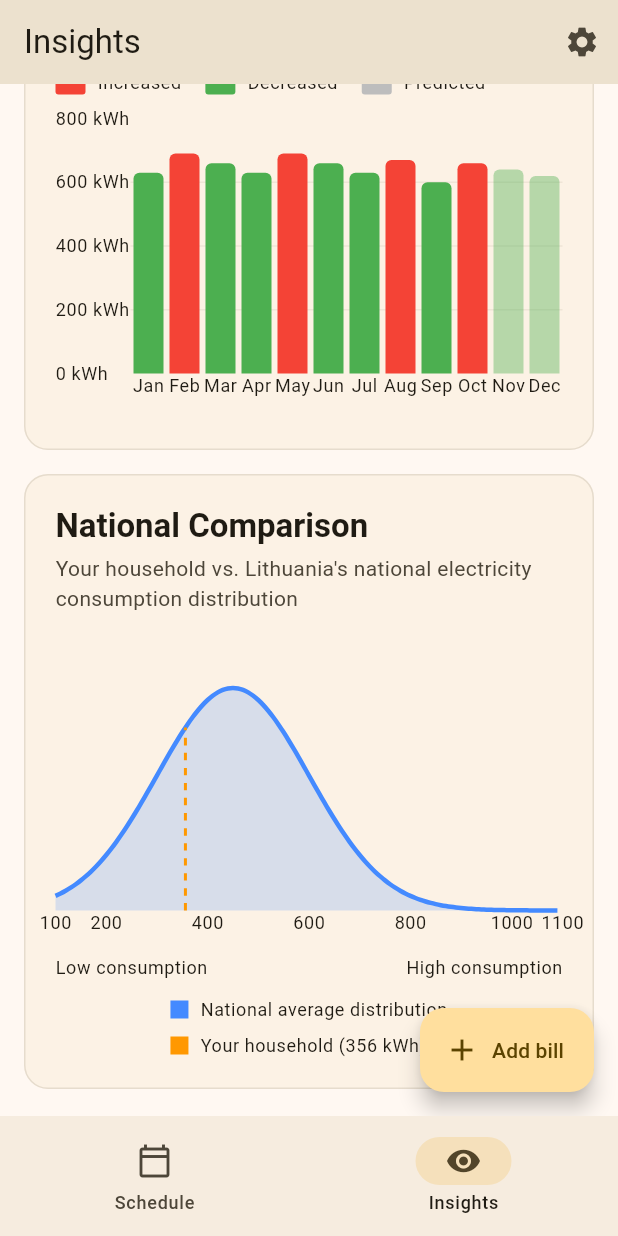
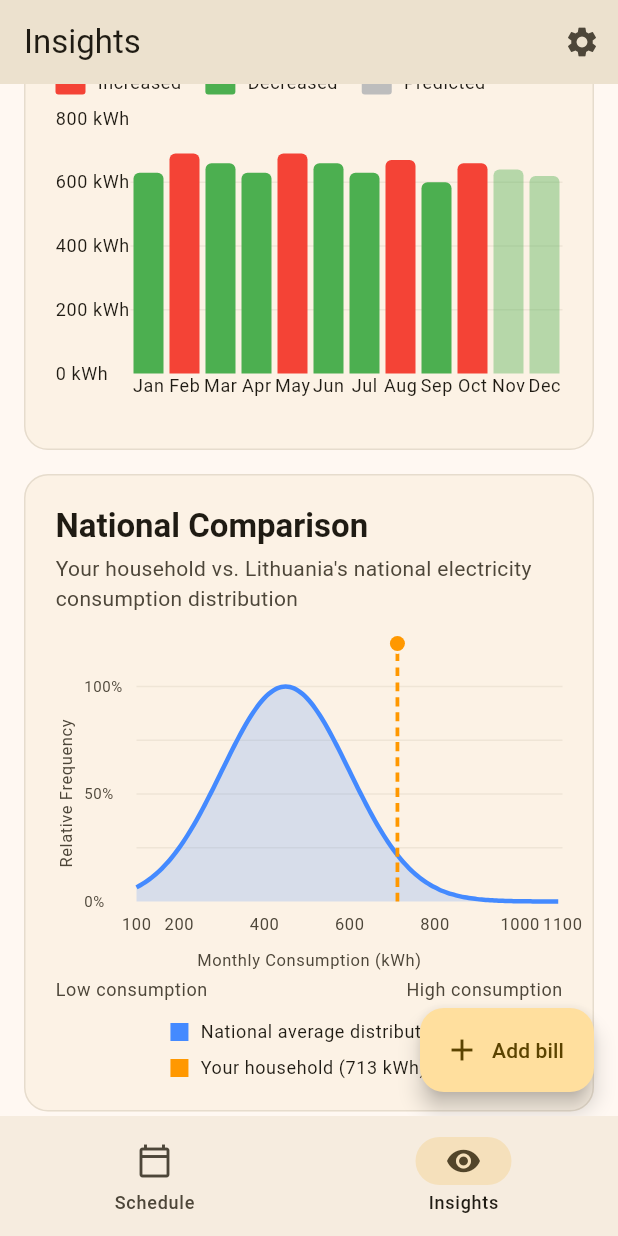
Before and after one commit to walking-octopus/load_schedule, a Flutter app: the screen it shows after launch, item 2 of the bottom bar chosen, scrolled down 576 dp, on a phone screen of 412 x 824 dp. Run offline on Flutter 3.47's test engine with Material 3 defaults, Android fonts, the light colour scheme and no system bars; drawn by our look-alikes of fl_chart; our stand-ins replace geolocator, shared_preferences.

Commit message:
fix: national distribution chart and insane bill values (clear your storage)

```diff
--- a/lib/core/utils.dart
+++ b/lib/core/utils.dart
@@ -271,45 +271,52 @@ class BillUtils {
     return monthNamesShort[month.month - 1];
   }
 
+  /// Assumed average electricity price in EUR/kWh for conversions
+  /// Typical Lithuanian residential rate is around 0.15-0.25 EUR/kWh
+  static const double averageElectricityPricePerKwh = 0.20;
+
   /// Create default bill breakdown based on total amount
   static Map<String, ApplianceConsumption> createDefaultBillBreakdown(
     double totalAmount,
   ) {
+    // Convert EUR to kWh by dividing by price per kWh
+    double eurToKwh(double euros) => euros / averageElectricityPricePerKwh;
+
     return {
       'Heating': ApplianceConsumption(
         name: 'Heating',
         amount: totalAmount * 0.45,
-        kwh: totalAmount * 0.45 * 2.5,
+        kwh: eurToKwh(totalAmount * 0.45),
         color: heatingColor,
       ),
       'Water Heater': ApplianceConsumption(
         name: 'Water Heater',
         amount: totalAmount * 0.20,
-        kwh: totalAmount * 0.20 * 2.5,
+        kwh: eurToKwh(totalAmount * 0.20),
         color: waterHeaterColor,
       ),
       'Refrigerator': ApplianceConsumption(
         name: 'Refrigerator',
         amount: totalAmount * 0.12,
-        kwh: totalAmount * 0.12 * 2.5,
+        kwh: eurToKwh(totalAmount * 0.12),
         color: refrigeratorColor,
       ),
       'Washing Machine': ApplianceConsumption(
         name: 'Washing Machine',
         amount: totalAmount * 0.08,
-        kwh: totalAmount * 0.08 * 2.5,
+        kwh: eurToKwh(totalAmount * 0.08),
         color: washingMachineColor,
       ),
       'Dishwasher': ApplianceConsumption(
         name: 'Dishwasher',
         amount: totalAmount * 0.07,
-        kwh: totalAmount * 0.07 * 2.5,
+        kwh: eurToKwh(totalAmount * 0.07),
         color: dishwasherColor,
       ),
       'Other': ApplianceConsumption(
         name: 'Other',
         amount: totalAmount * 0.08,
-        kwh: totalAmount * 0.08 * 2.5,
+        kwh: eurToKwh(totalAmount * 0.08),
         color: otherColor,
       ),
     };
--- a/lib/pages/insights/widgets.dart
+++ b/lib/pages/insights/widgets.dart
@@ -405,9 +405,6 @@ class NationalComparisonCard extends StatelessWidget {
     final normalizedPoints =
         dataPoints.map((e) => FlSpot(e.x, e.y / maxY * 100)).toList();
 
-    // User point
-    final userPointY = StatsUtils.normalPdf(userKwh, mean, stdDev) / maxY * 100;
-
     return Container(
       margin: const EdgeInsets.only(bottom: 16),
       decoration: BoxDecoration(
@@ -440,11 +437,38 @@ class NationalComparisonCard extends StatelessWidget {
             const SizedBox(height: 20),
             Column(
               children: [
-                SizedBox(
-                  height: 200,
-                  child: LineChart(
+                Row(
+                  children: [
+                    RotatedBox(
+                      quarterTurns: 3,
+                      child: Text(
+                        'Relative Frequency',
+                        style: Theme.of(context).textTheme.bodySmall?.copyWith(
+                              color: Theme.of(context).colorScheme.onSurfaceVariant,
+                              fontSize: 11,
+                            ),
+                      ),
+                    ),
+                    const SizedBox(width: 4),
+                    Expanded(
+                      child: SizedBox(
+                        height: 200,
+                        child: LineChart(
                     LineChartData(
-                      gridData: FlGridData(show: false),
+                      gridData: FlGridData(
+                        show: true,
+                        drawVerticalLine: false,
+                        horizontalInterval: 25,
+                        getDrawingHorizontalLine: (value) {
+                          return FlLine(
+                            color: Theme.of(context)
+                                .colorScheme
+                                .outlineVariant
+                                .withValues(alpha: 0.3),
+                            strokeWidth: 1,
+                          );
+                        },
+                      ),
                       lineTouchData: LineTouchData(
                         enabled: true,
                         touchTooltipData: LineTouchTooltipData(
@@ -482,8 +506,28 @@ class NationalComparisonCard extends StatelessWidget {
                         ),
                       ),
                       titlesData: FlTitlesData(
-                        leftTitles: const AxisTitles(
-                          sideTitles: SideTitles(showTitles: false),
+                        leftTitles: AxisTitles(
+                          sideTitles: SideTitles(
+                            showTitles: true,
+                            reservedSize: 35,
+                            interval: 25,
+                            getTitlesWidget: (value, meta) {
+                              // Only show labels at 0, 50, 100
+                              if (value == 0 || value == 50 || value == 100) {
+                                return Padding(
+                                  padding: const EdgeInsets.only(right: 4),
+                                  child: Text(
+                                    '${value.toInt()}%',
+                                    style: Theme.of(context).textTheme.bodySmall?.copyWith(
+                                          color: Theme.of(context).colorScheme.onSurfaceVariant,
+                                          fontSize: 10,
+                                        ),
+                                  ),
+                                );
+                              }
+                              return const SizedBox.shrink();
+                            },
+                          ),
                         ),
                         topTitles: const AxisTitles(
                           sideTitles: SideTitles(showTitles: false),
@@ -494,10 +538,17 @@ class NationalComparisonCard extends StatelessWidget {
                         bottomTitles: AxisTitles(
                           sideTitles: SideTitles(
                             showTitles: true,
+                            reservedSize: 28,
                             interval: 200,
-                            getTitlesWidget: (value, _) => Text(
-                              '${value.toInt()}',
-                              style: Theme.of(context).textTheme.bodySmall,
+                            getTitlesWidget: (value, _) => Padding(
+                              padding: const EdgeInsets.only(top: 8),
+                              child: Text(
+                                '${value.toInt()}',
+                                style: Theme.of(context).textTheme.bodySmall?.copyWith(
+                                      color: Theme.of(context).colorScheme.onSurfaceVariant,
+                                      fontSize: 11,
+                                    ),
+                              ),
                             ),
                           ),
                         ),
@@ -515,17 +566,34 @@ class NationalComparisonCard extends StatelessWidget {
                           ),
                           dotData: const FlDotData(show: false),
                         ),
-                        // User marker line
+                        // User marker line (full height)
                         LineChartBarData(
                           spots: [
                             FlSpot(userKwh, 0),
-                            FlSpot(userKwh, userPointY),
+                            FlSpot(userKwh, 120),
                           ],
                           isCurved: false,
                           color: Colors.orange,
-                          barWidth: 2,
-                          dashArray: [5, 5],
-                          dotData: const FlDotData(show: false),
+                          barWidth: 2.5,
+                          dashArray: [6, 4],
+                          dotData: FlDotData(
+                            show: true,
+                            getDotPainter: (spot, percent, barData, index) {
+                              // Only show dot at the intersection with curve
+                              if (spot.y == 120) {
+                                return FlDotCirclePainter(
+                                  radius: 5,
+                                  color: Colors.orange,
+                                  strokeWidth: 2,
+                                  strokeColor: Theme.of(context).colorScheme.surfaceContainerLow,
+                                );
+                              }
+                              return FlDotCirclePainter(
+                                radius: 0,
+                                color: Colors.transparent,
+                              );
+                            },
+                          ),
                         ),
                       ],
                       minX: 100,
@@ -533,19 +601,36 @@ class NationalComparisonCard extends StatelessWidget {
                       minY: 0,
                       maxY: 120,
                     ),
+                        ),
+                      ),
+                    ),
+                  ],
+                ),
+                const SizedBox(height: 4),
+                Center(
+                  child: Text(
+                    'Monthly Consumption (kWh)',
+                    style: Theme.of(context).textTheme.bodySmall?.copyWith(
+                          color: Theme.of(context).colorScheme.onSurfaceVariant,
+                          fontSize: 11,
+                        ),
                   ),
                 ),
-                const SizedBox(height: 8),
+                const SizedBox(height: 4),
                 Row(
                   mainAxisAlignment: MainAxisAlignment.spaceBetween,
                   children: [
                     Text(
                       'Low consumption',
-                      style: Theme.of(context).textTheme.bodySmall,
+                      style: Theme.of(context).textTheme.bodySmall?.copyWith(
+                            color: Theme.of(context).colorScheme.onSurfaceVariant,
+                          ),
                     ),
                     Text(
                       'High consumption',
-                      style: Theme.of(context).textTheme.bodySmall,
+                      style: Theme.of(context).textTheme.bodySmall?.copyWith(
+                            color: Theme.of(context).colorScheme.onSurfaceVariant,
+                          ),
                     ),
                   ],
                 ),
```
